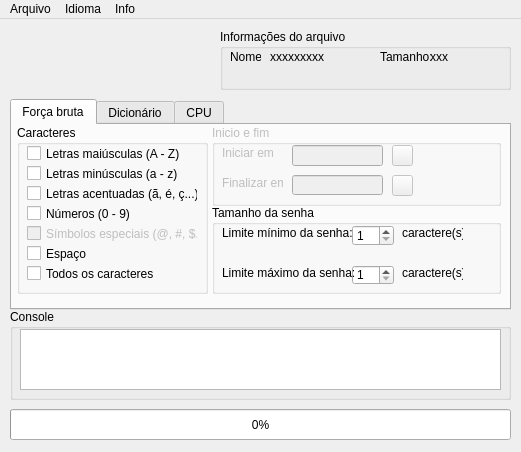
Old version of the form gui.ui in the repository Chimarrao/RAR-Recovery.
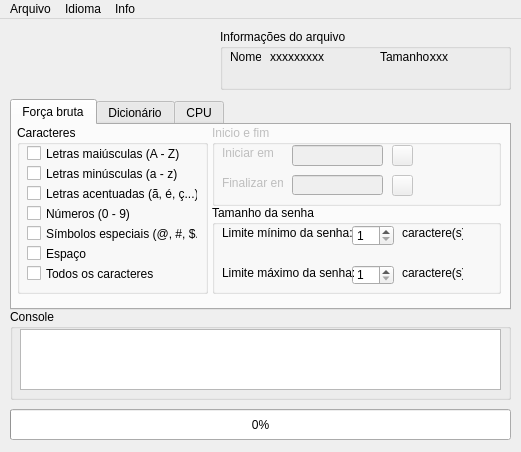
New version of the form. Icons and pictures are not drawn.

```diff
--- a/gui.ui
+++ b/gui.ui
@@ -437,7 +437,7 @@
       </widget>
       <widget class="QCheckBox" name="checkBoxSimbolos">
        <property name="enabled">
-        <bool>false</bool>
+        <bool>true</bool>
        </property>
        <property name="geometry">
         <rect>
```
